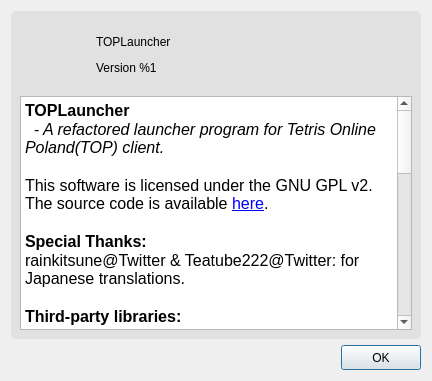
This is TOPLauncher/DlgAbout.ui in BSoD-Ultimate/TOPLauncher as Qt 5 draws it before an edit. The edited form follows.
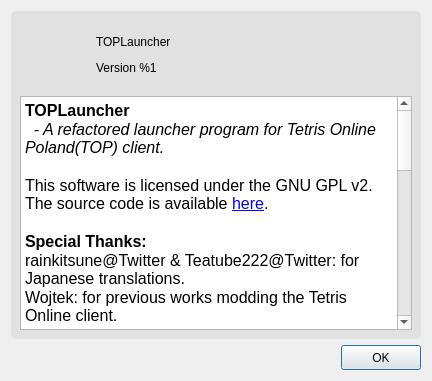
This is the edited form. Icons and pictures are not drawn.

Commit message: Modify the about dialog's text.

```diff
--- a/TOPLauncher/DlgAbout.ui
+++ b/TOPLauncher/DlgAbout.ui
@@ -72,7 +72,7 @@
       <item>
        <widget class="QTextBrowser" name="textBrowser">
         <property name="html">
-         <string>&lt;!DOCTYPE HTML PUBLIC &quot;-//W3C//DTD HTML 4.0//EN&quot; &quot;http://www.w3.org/TR/REC-html40/strict.dtd&quot;&gt;
+         <string notr="true">&lt;!DOCTYPE HTML PUBLIC &quot;-//W3C//DTD HTML 4.0//EN&quot; &quot;http://www.w3.org/TR/REC-html40/strict.dtd&quot;&gt;
 &lt;html&gt;&lt;head&gt;&lt;meta name=&quot;qrichtext&quot; content=&quot;1&quot; /&gt;&lt;style type=&quot;text/css&quot;&gt;
 p, li { white-space: pre-wrap; }
 &lt;/style&gt;&lt;/head&gt;&lt;body style=&quot; font-family:'SimSun'; font-size:9pt; font-weight:400; font-style:normal;&quot;&gt;
@@ -83,6 +83,7 @@
 &lt;p style=&quot;-qt-paragraph-type:empty; margin-top:0px; margin-bottom:0px; margin-left:0px; margin-right:0px; -qt-block-indent:0; text-indent:0px; font-family:'Calibri'; font-size:12pt;&quot;&gt;&lt;br /&gt;&lt;/p&gt;
 &lt;p style=&quot; margin-top:0px; margin-bottom:0px; margin-left:0px; margin-right:0px; -qt-block-indent:0; text-indent:0px;&quot;&gt;&lt;span style=&quot; font-family:'Calibri'; font-size:12pt; font-weight:600;&quot;&gt;Special Thanks:&lt;/span&gt;&lt;/p&gt;
 &lt;p style=&quot; margin-top:0px; margin-bottom:0px; margin-left:0px; margin-right:0px; -qt-block-indent:0; text-indent:0px;&quot;&gt;&lt;span style=&quot; font-family:'Calibri'; font-size:12pt;&quot;&gt;rainkitsune@Twitter &amp;amp; Teatube222@Twitter: for Japanese translations.&lt;/span&gt;&lt;/p&gt;
+&lt;p style=&quot; margin-top:0px; margin-bottom:0px; margin-left:0px; margin-right:0px; -qt-block-indent:0; text-indent:0px;&quot;&gt;&lt;span style=&quot; font-family:'Calibri'; font-size:12pt;&quot;&gt;Wojtek: for previous works modding the Tetris Online client.&lt;/span&gt;&lt;/p&gt;
 &lt;p style=&quot;-qt-paragraph-type:empty; margin-top:0px; margin-bottom:0px; margin-left:0px; margin-right:0px; -qt-block-indent:0; text-indent:0px; font-family:'Calibri'; font-size:12pt;&quot;&gt;&lt;br /&gt;&lt;/p&gt;
 &lt;p style=&quot; margin-top:0px; margin-bottom:0px; margin-left:0px; margin-right:0px; -qt-block-indent:0; text-indent:0px;&quot;&gt;&lt;span style=&quot; font-family:'Calibri'; font-size:12pt; font-weight:600;&quot;&gt;Third-party libraries:&lt;/span&gt;&lt;/p&gt;
 &lt;p style=&quot;-qt-paragraph-type:empty; margin-top:0px; margin-bottom:0px; margin-left:0px; margin-right:0px; -qt-block-indent:0; text-indent:0px; font-family:'Calibri'; font-size:12pt;&quot;&gt;&lt;br /&gt;&lt;/p&gt;
```
Left out of the diff: 4 changed lines with no effect on the pictures. The commit also changes 3 other files.
